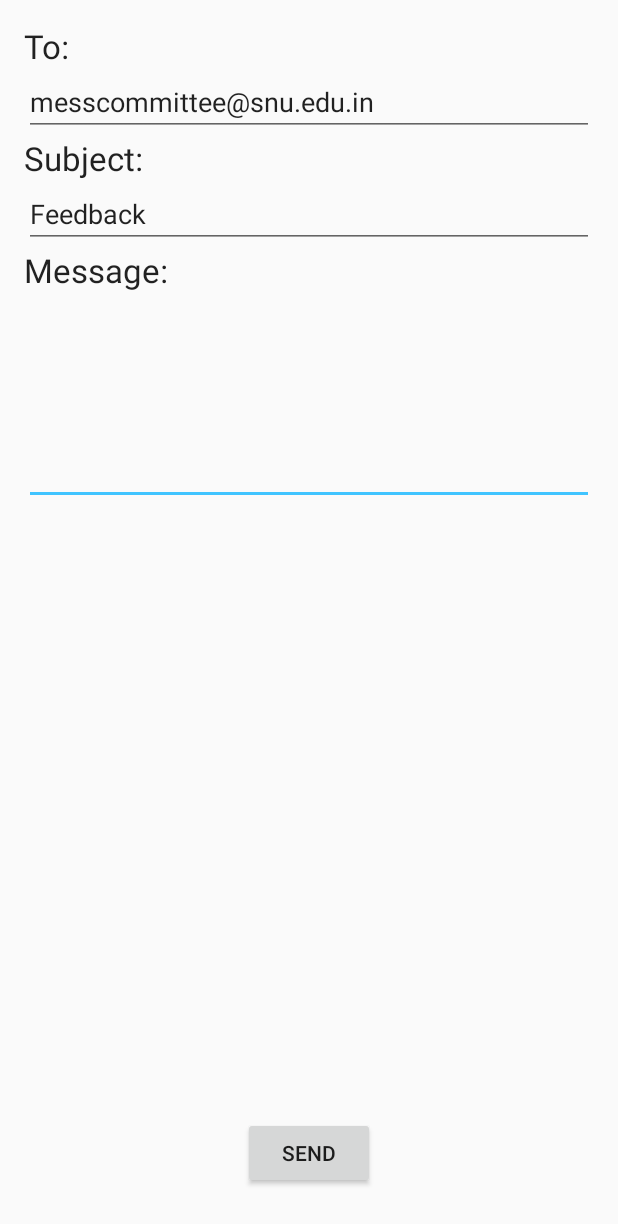
After one commit to mr-karan/SNUMessApp, an Android app: the Feedback screen opened directly, with no data from a screen before it, on a phone screen of 412 x 824 dp. The commit adds this screen. Shown: the top 1224 px of the screen. Run offline under Robolectric (Android 15) with nearby library versions, the phone set to English and light mode, and no system bars.

Commit message:
feature feedback added

```diff
--- a/SNU_DINE/app/src/main/AndroidManifest.xml
+++ b/SNU_DINE/app/src/main/AndroidManifest.xml
@@ -1,6 +1,6 @@
 <?xml version="1.0" encoding="utf-8"?>
 <manifest xmlns:android="http://schemas.android.com/apk/res/android"
-    package="jihadi.example.windows7.food" >
+    package="jihadi.example.windows7.food">
 
     <uses-permission android:name="android.permission.INTERNET" />
     <uses-permission android:name="android.permission.ACCESS_NETWORK_STATE" />
@@ -9,10 +9,10 @@
         android:allowBackup="true"
         android:icon="@drawable/mess_icon"
         android:label="Menu"
-        android:theme="@style/MyMaterialTheme" >
+        android:theme="@style/MyMaterialTheme">
         <activity
-            android:name="jihadi.example.windows7.food.MainActivity"
-            android:label="@string/app_name" >
+            android:name=".MainActivity"
+            android:label="@string/app_name">
             <intent-filter>
                 <action android:name="android.intent.action.MAIN" />
 
@@ -20,23 +20,23 @@
             </intent-filter>
         </activity>
         <activity
-            android:name="jihadi.example.windows7.food.DiningHallOne"
-            android:label="@string/title_activity_dining_hall_one" >
+            android:name=".DiningHallOne"
+            android:label="@string/title_activity_dining_hall_one">
             <meta-data
                 android:name="android.support.PARENT_ACTIVITY"
                 android:value="jihadi.example.windows7.food.MainActivity" />
         </activity>
         <activity
-            android:name="jihadi.example.windows7.food.DiningHallTwo"
-            android:label="@string/title_activity_dining_hall_two" >
+            android:name=".DiningHallTwo"
+            android:label="@string/title_activity_dining_hall_two">
             <meta-data
                 android:name="android.support.PARENT_ACTIVITY"
                 android:value="jihadi.example.windows7.food.MainActivity" />
         </activity>
         <activity
-            android:name="jihadi.example.windows7.food.info"
-            android:label="info" >
-        </activity>
+            android:name=".info"
+            android:label="info"></activity>
+        <activity android:name="karan.jihadi.windows7.food.Feedback"></activity>
     </application>
 
 </manifest>
--- a/SNU_DINE/app/src/main/java/jihadi/example/windows7/food/MainActivity.java
+++ b/SNU_DINE/app/src/main/java/jihadi/example/windows7/food/MainActivity.java
@@ -34,6 +34,8 @@ import java.net.URL;
 import java.util.Calendar;
 import java.util.Iterator;
 
+import karan.jihadi.windows7.food.Feedback;
+
 public class MainActivity extends Activity {
 
     private static final String TAG = "SNU-MESS-APP";
@@ -44,6 +46,7 @@ public class MainActivity extends Activity {
 
     Button dh1, dh2;//This dh1 and dh2 acts as a refresh button.
     Button about;
+    Button feedback;
     int flg=-1;
     @Override
     protected void onCreate(Bundle savedInstanceState) {
@@ -63,6 +66,7 @@ public class MainActivity extends Activity {
         dh1 = (Button) findViewById(R.id.dh1);
         dh2 = (Button) findViewById(R.id.dh2);
         about=(Button)findViewById(R.id.about);
+        feedback=(Button)findViewById(R.id.feedback);
         dh1.setOnClickListener(new View.OnClickListener() {
             @Override
             public void onClick(View v) {
@@ -97,6 +101,13 @@ public class MainActivity extends Activity {
             @Override
             public void onClick(View v) {
                 Intent in= new Intent(MainActivity.this,info.class);
+                startActivity(in);
+            }
+        });
+        feedback.setOnClickListener(new View.OnClickListener() {
+            @Override
+            public void onClick(View view) {
+                Intent in= new Intent(MainActivity.this,Feedback.class);
                 startActivity(in);
             }
         });
--- /dev/null
+++ b/SNU_DINE/app/src/main/java/karan/jihadi/windows7/food/Feedback.java
@@ -0,0 +1,49 @@
+package karan.jihadi.windows7.food;
+
+import android.app.Activity;
+import android.content.Intent;
+import android.support.v7.app.ActionBarActivity;
+import android.os.Bundle;
+import android.view.View;
+import android.widget.Button;
+import android.widget.EditText;
+
+import jihadi.example.windows7.food.R;
+
+public class Feedback extends Activity {
+
+    Button buttonSend;
+    EditText textTo;
+    EditText textSubject;
+    EditText textMessage;
+
+    @Override
+    protected void onCreate(Bundle savedInstanceState) {
+        super.onCreate(savedInstanceState);
+        setContentView(R.layout.activity_feedback);
+
+        buttonSend = (Button) findViewById(R.id.buttonSend);
+        textTo = (EditText) findViewById(R.id.editTextTo);
+        textSubject = (EditText) findViewById(R.id.editTextSubject);
+        textMessage = (EditText) findViewById(R.id.editTextMessage);
+
+        buttonSend.setOnClickListener(new View.OnClickListener() {
+            @Override
+            public void onClick(View view) {
+                String to = textTo.getText().toString();
+                String subject = textSubject.getText().toString();
+                String message = textMessage.getText().toString();
+
+                Intent email = new Intent(Intent.ACTION_SEND);
+                email.putExtra(Intent.EXTRA_EMAIL, new String[]{ to});
+                email.putExtra(Intent.EXTRA_SUBJECT, subject);
+                email.putExtra(Intent.EXTRA_TEXT, message);
+
+                //need this to prompts email client only
+                email.setType("message/rfc822");
+
+                startActivity(Intent.createChooser(email, "Choose an Email client :"));
+            }
+        });
+    }
+}
--- /dev/null
+++ b/SNU_DINE/app/src/main/res/layout/activity_feedback.xml
@@ -0,0 +1,87 @@
+<?xml version="1.0" encoding="utf-8"?>
+<RelativeLayout xmlns:android="http://schemas.android.com/apk/res/android"
+    xmlns:tools="http://schemas.android.com/tools"
+    android:id="@+id/activity_feedback"
+    android:layout_width="match_parent"
+    android:layout_height="match_parent"
+    android:paddingBottom="@dimen/activity_vertical_margin"
+    android:paddingLeft="@dimen/activity_horizontal_margin"
+    android:paddingRight="@dimen/activity_horizontal_margin"
+    android:paddingTop="@dimen/activity_vertical_margin"
+    tools:context="karan.jihadi.windows7.food.Feedback">
+
+    <TextView
+        android:text="To:"
+        android:layout_width="wrap_content"
+        android:layout_height="wrap_content"
+        android:layout_alignParentTop="true"
+        android:id="@+id/textViewTo"
+        android:textAppearance="@style/TextAppearance.AppCompat.Large"
+        android:layout_alignParentStart="true" />
+
+    <EditText
+        android:layout_height="wrap_content"
+        android:text="messcommittee@snu.edu.in"
+        android:ems="10"
+        android:id="@+id/editTextTo"
+        android:layout_width="fill_parent"
+        tools:editable="false"
+        android:editable="false"
+        android:layout_below="@+id/textViewTo"
+        android:layout_alignParentStart="true"
+        android:inputType="none">
+    </EditText>
+
+    <TextView
+        android:text="Subject:"
+        android:layout_width="wrap_content"
+        android:layout_height="wrap_content"
+        android:id="@+id/textViewSubject"
+        android:textAppearance="@style/TextAppearance.AppCompat.Large"
+        android:layout_below="@+id/editTextTo"
+        android:layout_alignParentStart="true" />
+
+    <EditText
+        android:layout_height="wrap_content"
+        android:inputType="none"
+        android:text="Feedback"
+        android:ems="10"
+        android:id="@+id/editTextSubject"
+        android:layout_width="fill_parent"
+        tools:editable="false"
+        android:editable="false"
+        android:layout_below="@+id/textViewSubject"
+        android:layout_alignParentStart="true">
+    </EditText>
+
+    <TextView
+        android:text="Message:"
+        android:layout_width="wrap_content"
+        android:layout_height="wrap_content"
+        android:id="@+id/textViewMessage"
+        android:textAppearance="@style/TextAppearance.AppCompat.Large"
+        android:layout_below="@+id/editTextSubject"
+        android:layout_alignParentStart="true" />
+
+    <EditText
+        android:layout_height="wrap_content"
+        android:inputType="textMultiLine"
+        android:ems="10"
+        android:id="@+id/editTextMessage"
+        android:layout_width="fill_parent"
+        android:layout_marginTop="11dp"
+        android:layout_below="@+id/textViewMessage"
+        android:layout_alignParentStart="true"
+        android:lines="5">
+        <requestFocus/>
+    </EditText>
+
+    <Button
+        android:text="Send"
+        android:layout_width="wrap_content"
+        android:layout_height="wrap_content"
+        android:layout_alignParentBottom="true"
+        android:layout_centerHorizontal="true"
+        android:layout_marginBottom="15dp"
+        android:id="@+id/buttonSend" />
+</RelativeLayout>
--- a/SNU_DINE/app/src/main/res/layout/activity_main.xml
+++ b/SNU_DINE/app/src/main/res/layout/activity_main.xml
@@ -45,6 +45,15 @@
         android:layout_alignParentBottom="true"
         android:layout_centerHorizontal="true" />
 
+    <Button
+        android:text="Feedback"
+        android:layout_width="wrap_content"
+        android:layout_height="wrap_content"
+        android:layout_marginTop="45dp"
+        android:id="@+id/feedback"
+        android:layout_below="@+id/dh2"
+        android:layout_toStartOf="@+id/dh2" />
+
 
 </RelativeLayout>
 
--- a/SNU_DINE/build.gradle
+++ b/SNU_DINE/build.gradle
@@ -5,7 +5,7 @@ buildscript {
         jcenter()
     }
     dependencies {
-        classpath 'com.android.tools.build:gradle:1.3.0'
+        classpath 'com.android.tools.build:gradle:2.2.2'
 
         // NOTE: Do not place your application dependencies here; they belong
         // in the individual module build.gradle files
```
Also changed, not shown: SNU_DINE/gradle/wrapper/gradle-wrapper.properties, 2 other files.
